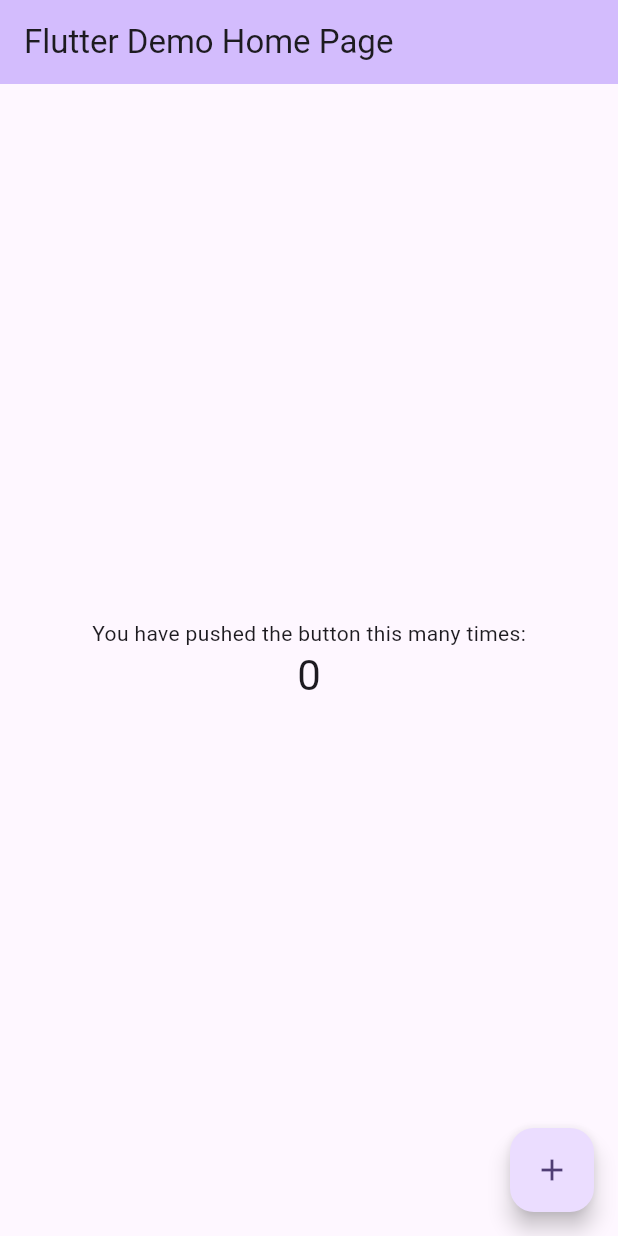
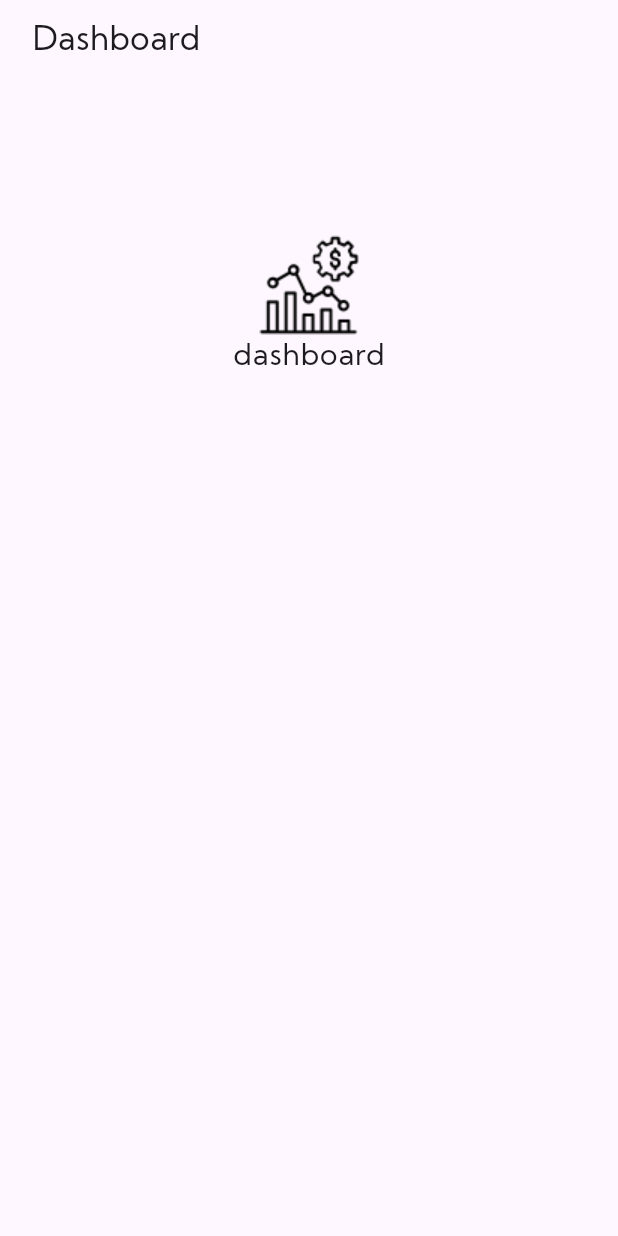
Before and after one commit to maheshbghule2000/myprofile, a Flutter app: the screen it shows after launch, on a phone screen of 412 x 824 dp. Run offline on Flutter 3.47's test engine with Material 3 defaults, Android fonts, the phone set to English and light mode, and no system bars; our stand-ins replace auto_route, flutter_screenutil, lottie.

Commit message:
Add initial app structure with routing and constants

```diff
--- /dev/null
+++ b/lib/constant/app_images.dart
@@ -0,0 +1,5 @@
+class AppImages {
+  static const String animation = 'assets/images/lottie/Animation_1737370358691.lottie';
+  static const String animation1 = 'assets/images/lottie/Animation_1737370162242.json';
+  static const String growBussness = 'assets/images/icons/icons8-business-growth-68.png';
+}
--- /dev/null
+++ b/lib/constant/app_strings.dart
@@ -0,0 +1,4 @@
+class AppStrings {
+  static const String appName = 'Flutter Demo';
+  static const String fontFamily = 'kumbh-sans';
+}
--- /dev/null
+++ b/lib/feature/dashboard/dashboard_view.dart
@@ -0,0 +1,43 @@
+import 'package:auto_route/annotations.dart';
+import 'package:auto_route/auto_route.dart';
+import 'package:flutter/material.dart';
+import 'package:lottie/lottie.dart';
+import 'package:my_profile/constant/app_images.dart';
+import 'package:my_profile/routes/routes.gr.dart';
+
+@RoutePage()
+class DashboardView extends StatefulWidget {
+  const DashboardView({super.key});
+
+  @override
+  State<DashboardView> createState() => _DashboardViewState();
+}
+
+class _DashboardViewState extends State<DashboardView> {
+  @override
+  Widget build(BuildContext context) {
+    return Scaffold(
+        appBar: AppBar(title: Text(" Dashboard")),
+        body: InkWell(
+            onTap: () {
+              context.router.push(const UserRoute());
+            },
+            child: Column(
+              children: [
+                // Lottie.asset(AppImages.animation,fit: BoxFit.cover),
+                SizedBox(
+                  height: 100,
+                ),
+                Center(
+                    child: Image.asset(
+                  AppImages.growBussness,
+                  fit: BoxFit.fitWidth,
+                )),
+                Text(
+                  "dashboard",
+                  style: TextStyle(fontSize: 20),
+                ),
+              ],
+            )));
+  }
+}
--- a/lib/main.dart
+++ b/lib/main.dart
@@ -1,125 +1,30 @@
 import 'package:flutter/material.dart';
+import 'package:flutter_screenutil/flutter_screenutil.dart';
+import 'package:my_profile/constant/app_strings.dart';
+import 'routes/routes.dart';
 
 void main() {
-  runApp(const MyApp());
+  runApp(MyApp());
 }
 
 class MyApp extends StatelessWidget {
-  const MyApp({super.key});
+  MyApp({super.key});
 
-  // This widget is the root of your application.
+  final _appRouter = AppRouter();
   @override
   Widget build(BuildContext context) {
-    return MaterialApp(
-      title: 'Flutter Demo',
-      theme: ThemeData(
-        // This is the theme of your application.
-        //
-        // TRY THIS: Try running your application with "flutter run". You'll see
-        // the application has a purple toolbar. Then, without quitting the app,
-        // try changing the seedColor in the colorScheme below to Colors.green
-        // and then invoke "hot reload" (save your changes or press the "hot
-        // reload" button in a Flutter-supported IDE, or press "r" if you used
-        // the command line to start the app).
-        //
-        // Notice that the counter didn't reset back to zero; the application
-        // state is not lost during the reload. To reset the state, use hot
-        // restart instead.
-        //
-        // This works for code too, not just values: Most code changes can be
-        // tested with just a hot reload.
-        colorScheme: ColorScheme.fromSeed(seedColor: Colors.deepPurple),
-        useMaterial3: true,
+    return ScreenUtilInit(
+      designSize: const Size(360, 690),
+      child: MaterialApp.router(
+        debugShowCheckedModeBanner: false,
+        title: 'Easy Grow Business',
+        theme: ThemeData(
+          fontFamily: AppStrings.fontFamily,
+          colorScheme: ColorScheme.fromSeed(seedColor: Colors.deepPurple),
+          useMaterial3: true,
+        ),
+        routerConfig: _appRouter.config(),
       ),
-      home: const MyHomePage(title: 'Flutter Demo Home Page'),
     );
   }
 }
-
-class MyHomePage extends StatefulWidget {
-  const MyHomePage({super.key, required this.title});
-
-  // This widget is the home page of your application. It is stateful, meaning
-  // that it has a State object (defined below) that contains fields that affect
-  // how it looks.
-
-  // This class is the configuration for the state. It holds the values (in this
-  // case the title) provided by the parent (in this case the App widget) and
-  // used by the build method of the State. Fields in a Widget subclass are
-  // always marked "final".
-
-  final String title;
-
-  @override
-  State<MyHomePage> createState() => _MyHomePageState();
-}
-
-class _MyHomePageState extends State<MyHomePage> {
-  int _counter = 0;
-
-  void _incrementCounter() {
-    setState(() {
-      // This call to setState tells the Flutter framework that something has
-      // changed in this State, which causes it to rerun the build method below
-      // so that the display can reflect the updated values. If we changed
-      // _counter without calling setState(), then the build method would not be
-      // called again, and so nothing would appear to happen.
-      _counter++;
-    });
-  }
-
-  @override
-  Widget build(BuildContext context) {
-    // This method is rerun every time setState is called, for instance as done
-    // by the _incrementCounter method above.
-    //
-    // The Flutter framework has been optimized to make rerunning build methods
-    // fast, so that you can just rebuild anything that needs updating rather
-    // than having to individually change instances of widgets.
-    return Scaffold(
-      appBar: AppBar(
-        // TRY THIS: Try changing the color here to a specific color (to
-        // Colors.amber, perhaps?) and trigger a hot reload to see the AppBar
-        // change color while the other colors stay the same.
-        backgroundColor: Theme.of(context).colorScheme.inversePrimary,
-        // Here we take the value from the MyHomePage object that was created by
-        // the App.build method, and use it to set our appbar title.
-        title: Text(widget.title),
-      ),
-      body: Center(
-        // Center is a layout widget. It takes a single child and positions it
-        // in the middle of the parent.
-        child: Column(
-          // Column is also a layout widget. It takes a list of children and
-          // arranges them vertically. By default, it sizes itself to fit its
-          // children horizontally, and tries to be as tall as its parent.
-          //
-          // Column has various properties to control how it sizes itself and
-          // how it positions its children. Here we use mainAxisAlignment to
-          // center the children vertically; the main axis here is the vertical
-          // axis because Columns are vertical (the cross axis would be
-          // horizontal).
-          //
-          // TRY THIS: Invoke "debug painting" (choose the "Toggle Debug Paint"
-          // action in the IDE, or press "p" in the console), to see the
-          // wireframe for each widget.
-          mainAxisAlignment: MainAxisAlignment.center,
-          children: <Widget>[
-            const Text(
-              'You have pushed the button this many times:',
-            ),
-            Text(
-              '$_counter',
-              style: Theme.of(context).textTheme.headlineMedium,
-            ),
-          ],
-        ),
-      ),
-      floatingActionButton: FloatingActionButton(
-        onPressed: _incrementCounter,
-        tooltip: 'Increment',
-        child: const Icon(Icons.add),
-      ), // This trailing comma makes auto-formatting nicer for build methods.
-    );
-  }
-}
--- /dev/null
+++ b/lib/routes/routes.dart
@@ -0,0 +1,20 @@
+import 'package:auto_route/auto_route.dart';
+import 'package:my_profile/routes/routes.gr.dart';
+
+@AutoRouterConfig(replaceInRouteName: 'Screen|View|Page,Route')
+class AppRouter extends RootStackRouter {
+  AppRouter({
+    super.navigatorKey,
+  });
+
+  @override
+  List<AutoRoute> get routes => [
+        AutoRoute(page: DashboardRoute.page, initial: true),
+        AutoRoute(page: UserRoute.page),
+      ];
+
+  @override
+  List<AutoRouteGuard> get guards => [
+        // optionally add root guards here
+      ];
+}
```
Also changed, not shown: assets/images/lottie/Animation_1737370162242.json (added, +1 -0 lines), lib/feature/user_info/user_view.dart (added, +41 -0 lines), pubspec.yaml (+16 -7 lines), assets/fonts/kumbh-sans/KumbhSans-Bold.ttf (added), assets/fonts/kumbh-sans/KumbhSans-Light.ttf (added), assets/fonts/kumbh-sans/KumbhSans-Regular.ttf (added), assets/images/icons/icons8-business-growth-68.png (added), lib/routes/routes.gr.dart (added), pubspec.lock, 5 other files.
